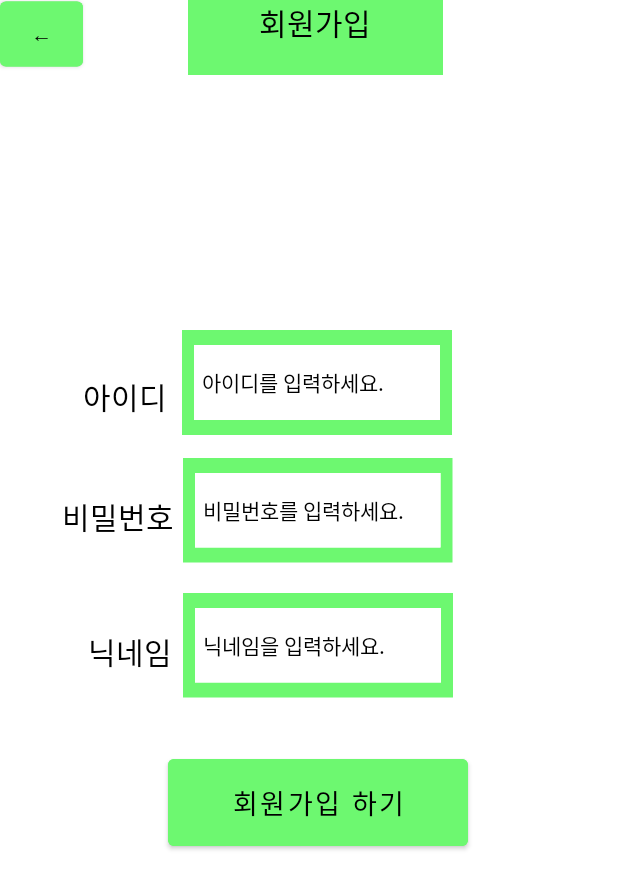
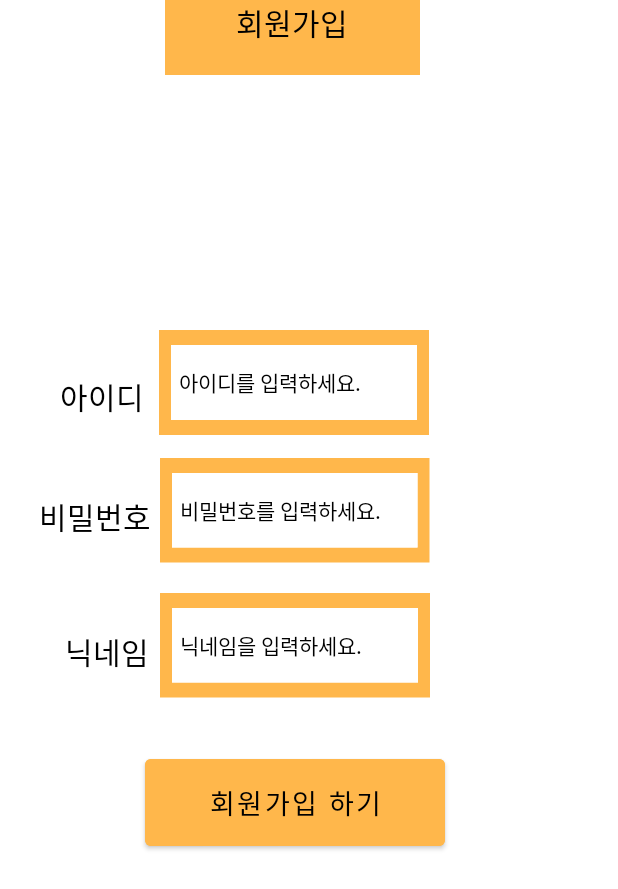
Before and after one commit to mmoottss/Walkdog, an Android app: the Register screen opened directly, with no data from a screen before it, on a phone screen of 412 x 824 dp. Shown: the top 889 px of the screen. Run offline under Robolectric (Android 15) with nearby library versions, the phone set to English and light mode, and no system bars; our stand-ins replace Volley; network calls fail; Roboto replaces fonts that are not available here.

Commit message:
color change, write function update

```diff
--- a/app/src/main/AndroidManifest.xml
+++ b/app/src/main/AndroidManifest.xml
@@ -26,8 +26,7 @@
         <activity android:name=".Register"/>
         <activity android:name=".Community"/>
         <activity android:name=".option"/>
-        <activity android:name=".Writecommunity"/>
-
+        <activity android:name=".Writecommunity" />
         <activity
             android:name=".Login"
             android:exported="true"
--- a/app/src/main/java/com/example/dog/Register.java
+++ b/app/src/main/java/com/example/dog/Register.java
@@ -28,7 +28,7 @@ import java.util.Map;
 public class Register extends AppCompatActivity {
 
     private EditText reg_id, reg_pass, reg_nickname;
-    private Button register_confirm, btn_back;
+    private Button register_confirm;
 
     @Override
     protected void onCreate(Bundle savedInstanceState) {
@@ -102,7 +102,7 @@ public class Register extends AppCompatActivity {
         }
     }
 
-    //뒤로가기 누를 시 로그아웃 하시겠습니까? 출력
+    //뒤로가기 누를 시 회원가입을 하시겠습니까? 출력
     @Override
     public void onBackPressed() {
         AlertDialog.Builder builder = new AlertDialog.Builder(this);
--- a/app/src/main/res/layout/activity_register.xml
+++ b/app/src/main/res/layout/activity_register.xml
@@ -6,23 +6,12 @@
     android:layout_height="match_parent"
     android:backgroundTint="#6DF870">
 
-    <Button
-        android:id="@+id/reg_back"
-        android:layout_width="55dp"
-        android:layout_height="55dp"
-        android:layout_weight="0"
-        android:backgroundTint="#6DF870"
-        android:text="←"
-        android:textColor="#000000"
-        android:translationX="-0dp"
-        android:translationY="-15dp" />
-
     <FrameLayout
         android:layout_width="170dp"
         android:layout_height="50dp"
         android:layout_weight="0"
-        android:background="#6DF870"
-        android:translationX="70dp">
+        android:background="@color/theme_color"
+        android:translationX="110dp">
 
         <TextView
             android:id="@+id/textView"
@@ -44,15 +33,15 @@
         android:textAlignment="textStart"
         android:textColor="#000000"
         android:textSize="20sp"
-        android:translationX="-170dp"
+        android:translationX="-130dp"
         android:translationY="230dp" />
 
     <FrameLayout
         android:layout_width="180dp"
         android:layout_height="70dp"
         android:animateLayoutChanges="false"
-        android:background="#6DF870"
-        android:translationX="-160dp"
+        android:background="@color/theme_color"
+        android:translationX="-120dp"
         android:translationY="220dp">
 
         <FrameLayout
@@ -89,7 +78,7 @@
         android:textAlignment="textStart"
         android:textColor="#000000"
         android:textSize="20sp"
-        android:translationX="-420dp"
+        android:translationX="-380dp"
         android:translationY="310dp" />
 
     <FrameLayout
@@ -97,8 +86,8 @@
         android:layout_height="70dp"
         android:layout_weight="0"
         android:animateLayoutChanges="false"
-        android:background="#6DF870"
-        android:translationX="-427dp"
+        android:background="@color/theme_color"
+        android:translationX="-387dp"
         android:translationY="305dp">
 
         <FrameLayout
@@ -128,14 +117,14 @@
 
     <TextView
         android:id="@+id/textView4"
-        android:layout_width="73dp"
+        android:layout_width="63dp"
         android:layout_height="45dp"
         android:layout_weight="0"
         android:text="닉네임"
         android:textAlignment="textStart"
         android:textColor="#000000"
         android:textSize="20sp"
-        android:translationX="-670dp"
+        android:translationX="-630dp"
         android:translationY="400dp" />
 
     <FrameLayout
@@ -143,8 +132,8 @@
         android:layout_height="70dp"
         android:layout_weight="0"
         android:animateLayoutChanges="false"
-        android:background="#6DF870"
-        android:translationX="-680dp"
+        android:background="@color/theme_color"
+        android:translationX="-630dp"
         android:translationY="395dp">
 
         <FrameLayout
@@ -177,12 +166,12 @@
         android:layout_width="200dp"
         android:layout_height="70dp"
         android:layout_weight="0"
-        android:backgroundTint="#6DF870"
+        android:backgroundTint="@color/theme_color"
         android:text="회원가입 하기"
         android:textAlignment="center"
         android:textColor="#000000"
         android:textSize="18sp"
-        android:translationX="-870dp"
+        android:translationX="-820dp"
         android:translationY="500dp" />
 
 </LinearLayout>
--- a/app/src/main/res/values/strings.xml
+++ b/app/src/main/res/values/strings.xml
@@ -11,4 +11,5 @@
     <string name="starttext">시작</string>
     <string name="walkStart">산책출발</string>
     <string name="title_et">제목을 입력하세요.</string>
+    <string name="qwer">워크독 게시판</string>
 </resources>
```
Also changed, not shown: app/src/main/java/com/example/dog/Community.java (+17 -9 lines), app/src/main/java/com/example/dog/Writecommunity.java (+110 -1 lines), app/src/main/res/layout/activity_community.xml (+29 -16 lines), app/src/main/res/layout/activity_login.xml (+4 -4 lines).
